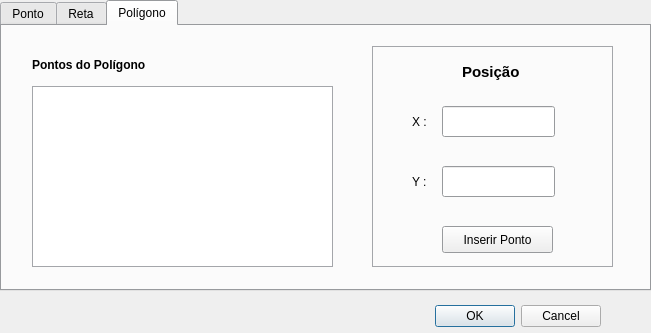
Before: the Qt Designer form dialog.ui in renannetto/sistema-grafico-interativo, drawn with Qt 5.
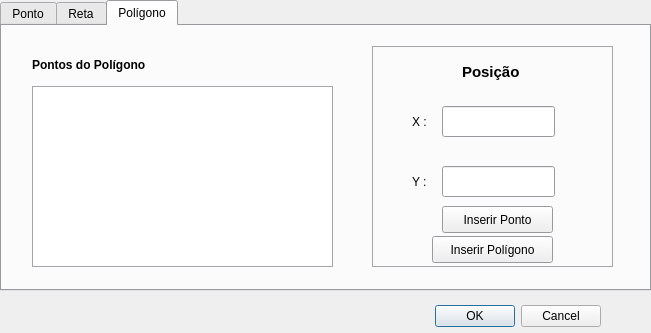
After: the same form once the commit is applied. The open tabs and pages were chosen to show the change.

Commit message: Desenhando polígonos

Diff of the .ui file:
```diff
--- a/dialog.ui
+++ b/dialog.ui
@@ -443,7 +443,7 @@
       <property name="geometry">
        <rect>
         <x>70</x>
-        <y>120</y>
+        <y>60</y>
         <width>113</width>
         <height>31</height>
        </rect>
@@ -469,7 +469,7 @@
       <property name="geometry">
        <rect>
         <x>70</x>
-        <y>60</y>
+        <y>120</y>
         <width>113</width>
         <height>31</height>
        </rect>
@@ -482,7 +482,7 @@
       <property name="geometry">
        <rect>
         <x>70</x>
-        <y>180</y>
+        <y>160</y>
         <width>111</width>
         <height>27</height>
        </rect>
@@ -491,6 +491,19 @@
        <string>Inserir Ponto</string>
       </property>
      </widget>
+     <widget class="QPushButton" name="pushButton_4">
+      <property name="geometry">
+       <rect>
+        <x>60</x>
+        <y>190</y>
+        <width>121</width>
+        <height>27</height>
+       </rect>
+      </property>
+      <property name="text">
+       <string>Inserir Polígono</string>
+      </property>
+     </widget>
     </widget>
     <widget class="QListWidget" name="listWidget">
      <property name="geometry">
```
Left out of the diff: 36 changed lines with no effect on the pictures. The commit also changes 6 other files.
